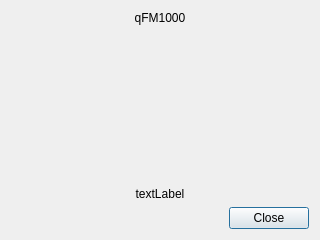
First picture: the form in src/app/windows/about.ui, repository sardylan/qfm1000, before the edit.
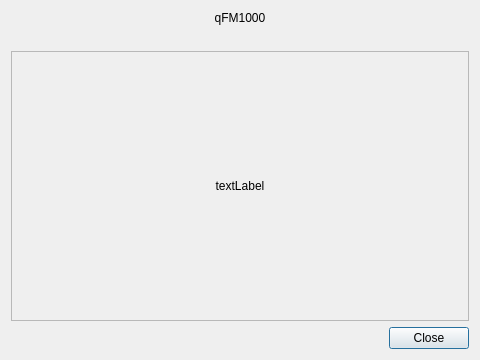
Second picture: the form after the edit. Icons and pictures are not drawn.

Commit message: Fixes About visibility

```diff
--- a/src/app/windows/about.ui
+++ b/src/app/windows/about.ui
@@ -6,8 +6,8 @@
             <rect>
                 <x>0</x>
                 <y>0</y>
-                <width>320</width>
-                <height>240</height>
+                <width>480</width>
+                <height>360</height>
             </rect>
         </property>
         <property name="windowTitle">
@@ -18,7 +18,7 @@
                 <normaloff>:/icons/application</normaloff>:/icons/application
             </iconset>
         </property>
-        <layout class="QVBoxLayout" name="verticalLayout">
+        <layout class="QVBoxLayout" name="verticalLayout" stretch="0,0,1,0">
             <item>
                 <widget class="QLabel" name="titleLabel">
                     <property name="text">
@@ -46,18 +46,20 @@
                 </widget>
             </item>
             <item>
-                <spacer name="verticalSpacer">
-                    <property name="orientation">
-                        <enum>Qt::Vertical</enum>
+                <widget class="QScrollArea" name="scrollArea">
+                    <property name="widgetResizable">
+                        <bool>true</bool>
                     </property>
-                    <property name="sizeHint" stdset="0">
-                        <size>
-                            <width>20</width>
-                            <height>40</height>
-                        </size>
-                    </property>
-                </spacer>
-            </item>
+                    <widget class="QWidget" name="scrollAreaWidgetContents">
+                        <property name="geometry">
+                            <rect>
+                                <x>0</x>
+                                <y>0</y>
+                                <width>464</width>
+                                <height>260</height>
+                            </rect>
+                        </property>
+                        <layout class="QVBoxLayout" name="verticalLayout_2">
             <item>
                 <widget class="QLabel" name="textLabel">
                     <property name="text">
@@ -66,6 +68,10 @@
                     <property name="alignment">
                         <set>Qt::AlignCenter</set>
                     </property>
+                                </widget>
+                            </item>
+                        </layout>
+                    </widget>
                 </widget>
             </item>
             <item>
```
Lines whose indentation alone changed are shown as unchanged. The commit also changes 1 other file.
